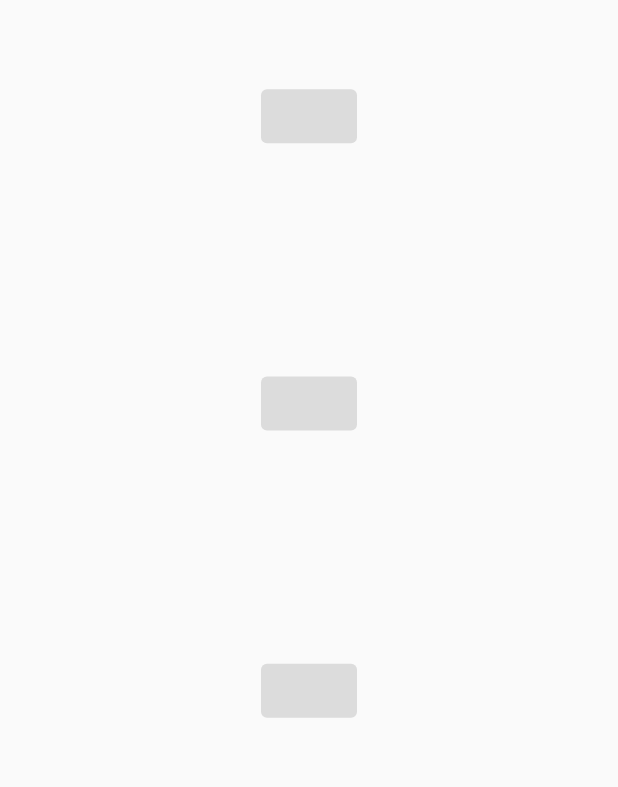
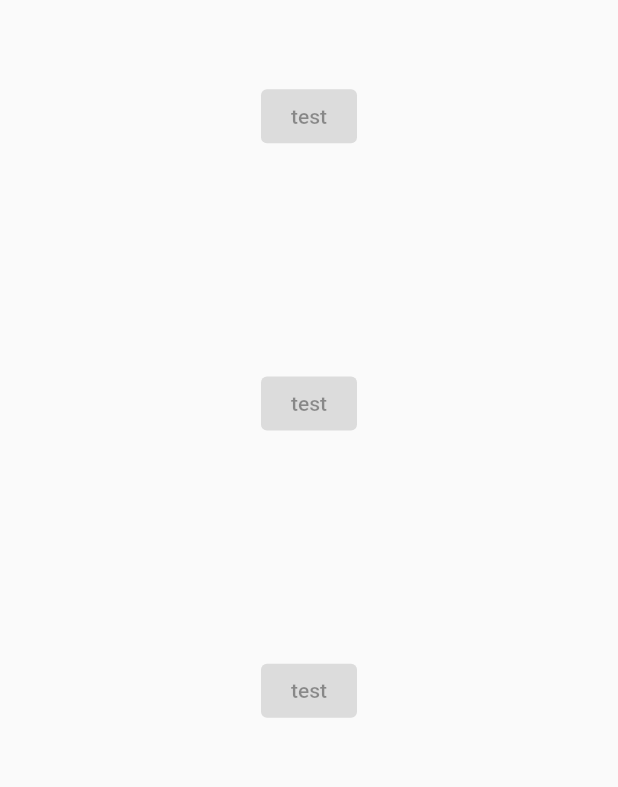
Before and after one commit to MTiryaki/quakekit, a Flutter app: the PageAssistant screen opened directly, on a phone screen of 412 x 824 dp. Shown: the part 219-1006 px from the top of the screen. Run offline on Flutter 3.47's test engine with Material 2 defaults, Android fonts, the phone set to English and light mode, and no system bars.

Commit message:
22/12 pt2

```diff
--- a/lib/main.dart
+++ b/lib/main.dart
@@ -333,6 +333,8 @@ class PageEmergencyContacts extends StatelessWidget {
   }
 }
 
+//TODO: https://api.flutter.dev/flutter/material/BottomNavigationBar-class.html
+
 class PageMain extends StatelessWidget {
   @override
   Widget build(BuildContext context) {
@@ -592,9 +594,9 @@ class PageAssistant extends StatelessWidget {
             mainAxisAlignment: MainAxisAlignment.spaceEvenly,
             crossAxisAlignment: CrossAxisAlignment.center,
             children: [
-              ElevatedButton(onPressed: null, child: null),
-              ElevatedButton(onPressed: null, child: null),
-              ElevatedButton(onPressed: null, child: null),
+              ElevatedButton(onPressed: null, child: Text("test")),
+              ElevatedButton(onPressed: null, child: Text("test")),
+              ElevatedButton(onPressed: null, child: Text("test")),
             ],
           ),
         ),
```
